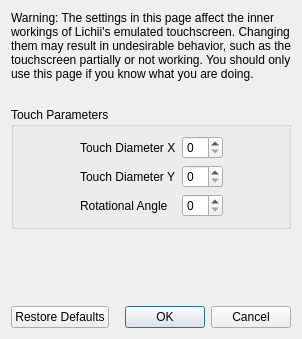
This is src/lichii/configuration/configure_touchscreen_advanced.ui in codyrainy-bit/TuttiFruchii as Qt 5 draws it before an edit. The edited form follows.
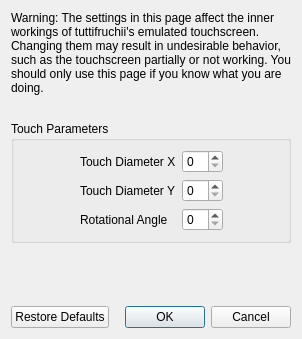
This is the edited form.

Commit message: branding: rename the product to tuttifruchii, new icon, drop crypto links

```diff
--- a/src/lichii/configuration/configure_touchscreen_advanced.ui
+++ b/src/lichii/configuration/configure_touchscreen_advanced.ui
@@ -23,7 +23,7 @@
       </size>
      </property>
      <property name="text">
-      <string>Warning: The settings in this page affect the inner workings of Lichii's emulated touchscreen. Changing them may result in undesirable behavior, such as the touchscreen partially or not working. You should only use this page if you know what you are doing.</string>
+      <string>Warning: The settings in this page affect the inner workings of tuttifruchii's emulated touchscreen. Changing them may result in undesirable behavior, such as the touchscreen partially or not working. You should only use this page if you know what you are doing.</string>
      </property>
      <property name="wordWrap">
       <bool>true</bool>
```
The commit also changes 31 other files.
